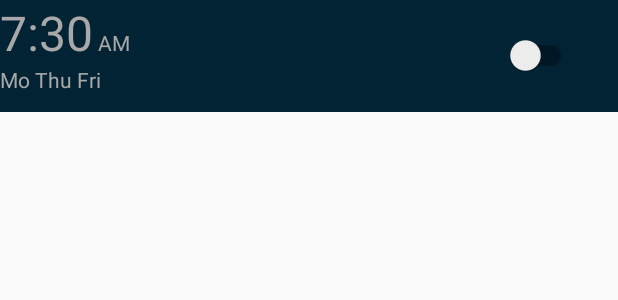
After one commit to sauravvishal8797/Alarmify, an Android app: the layout alarm_item_view.xml on its own in the app's theme, with its tools: preview values and no code run, on a phone screen of 412 x 824 dp. The commit adds this screen. Shown: the top 300 px of the screen. Run offline under Robolectric (Android 15) with nearby library versions, the phone set to English and light mode, and no system bars.

Commit message:
Added item view for alarms list

```diff
--- /dev/null
+++ b/app/src/main/res/layout/alarm_item_view.xml
@@ -0,0 +1,56 @@
+<?xml version="1.0" encoding="utf-8"?>
+<RelativeLayout
+    xmlns:android="http://schemas.android.com/apk/res/android"
+    android:layout_width="match_parent"
+    android:layout_height="wrap_content"
+    android:background="@color/customPrimary">
+
+    <LinearLayout
+        android:layout_width="wrap_content"
+        android:layout_height="wrap_content"
+        android:orientation="vertical">
+
+        <LinearLayout
+            android:layout_width="wrap_content"
+            android:layout_height="wrap_content"
+            android:orientation="horizontal">
+
+            <TextView
+                android:layout_width="wrap_content"
+                android:layout_height="wrap_content"
+                android:text="7:30"
+                android:textColor="@color/grey_shade"
+                android:textSize="32dp"/>
+
+            <TextView
+                android:layout_width="wrap_content"
+                android:layout_height="wrap_content"
+                android:text="AM"
+                android:layout_marginLeft="3dp"
+                android:textColor="@color/grey_shade"/>
+
+        </LinearLayout>
+
+        <TextView
+            android:layout_width="wrap_content"
+            android:layout_height="wrap_content"
+            android:text="Mo Thu Fri"
+            android:textColor="@color/grey_shade"/>
+
+        <View
+            android:layout_width="match_parent"
+            android:layout_height="0dp"
+            android:layout_marginTop="12dp"
+            android:background="@color/grey_shade"></View>
+    </LinearLayout>
+
+    <android.support.v7.widget.SwitchCompat
+        android:layout_width="wrap_content"
+        android:layout_height="wrap_content"
+        android:layout_alignParentEnd="true"
+        android:layout_alignParentRight="true"
+        android:layout_centerVertical="true"
+        android:layout_marginEnd="27dp"
+        android:layout_marginRight="27dp"/>
+
+</RelativeLayout>
--- a/app/src/main/res/values/colors.xml
+++ b/app/src/main/res/values/colors.xml
@@ -5,4 +5,5 @@
     <color name="colorAccent">#012333</color>
     <color name="customPrimary">#012333</color>
     <color name="whitishtint">#E3F2FD</color>
+    <color name="grey_shade">#a8a8a8</color>
 </resources>
```
